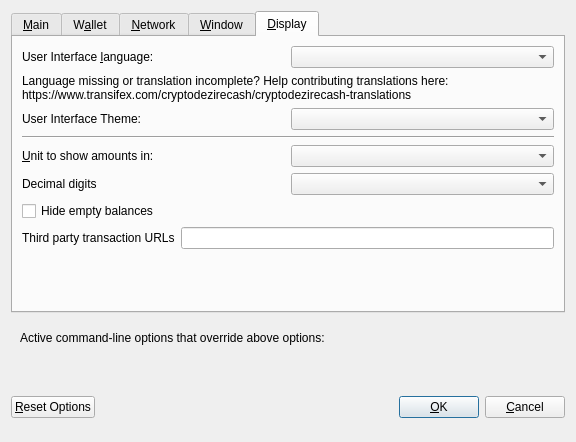
Qt form src/qt/forms/optionsdialog.ui (laurobeleche/CryptoDezireCash) before a commit.
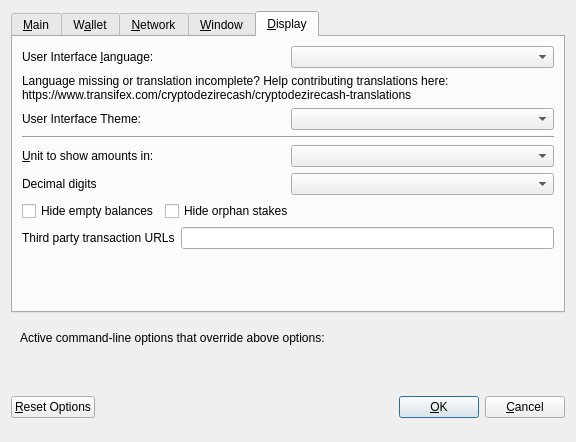
The same form after that commit. The open tabs and pages were chosen to show the change. Custom widgets are drawn as their Qt base class.

Patch:
```diff
--- a/src/qt/forms/optionsdialog.ui
+++ b/src/qt/forms/optionsdialog.ui
@@ -521,7 +521,7 @@
         </widget>
        </item>
        <item>
-        <layout class="QHBoxLayout" name="horizontalLayout_4_Display" stretch="0,0">
+        <layout class="QHBoxLayout" name="horizontalLayout_2_Display" stretch="0,0">
          <item>
           <widget class="QLabel" name="themeLabel">
            <property name="text">
@@ -542,7 +542,7 @@
         </widget>
        </item>
        <item>
-        <layout class="QHBoxLayout" name="horizontalLayout_2_Display">
+        <layout class="QHBoxLayout" name="horizontalLayout_3_Display">
          <item>
           <widget class="QLabel" name="unitLabel">
            <property name="text">
@@ -566,7 +566,7 @@
         </layout>
        </item>
        <item>
-        <layout class="QHBoxLayout" name="horizontalLayout_5_Display">
+        <layout class="QHBoxLayout" name="horizontalLayout_4_Display">
          <item>
           <widget class="QLabel" name="digitsLabel">
            <property name="text">
@@ -580,6 +580,8 @@
         </layout>
        </item>
        <item>
+        <layout class="QHBoxLayout" name="horizontalLayout_5_Display">
+       <item>
         <widget class="QCheckBox" name="checkBoxHideZeroBalances">
          <property name="toolTip">
           <string>Hide empty balances</string>
@@ -593,7 +595,32 @@
         </widget>
        </item>
        <item>
-        <layout class="QHBoxLayout" name="horizontalLayout_3_Display">
+          <widget class="QCheckBox" name="checkBoxHideOrphans">
+           <property name="toolTip">
+            <string>Hide orphan stakes in transaction lists</string>
+           </property>
+           <property name="text">
+            <string>Hide orphan stakes</string>
+           </property>
+          </widget>
+         </item>
+         <item>
+          <spacer name="horizontalSpacer">
+           <property name="orientation">
+            <enum>Qt::Horizontal</enum>
+           </property>
+           <property name="sizeHint" stdset="0">
+            <size>
+             <width>40</width>
+             <height>20</height>
+            </size>
+           </property>
+          </spacer>
+         </item>
+        </layout>
+       </item>
+       <item>
+        <layout class="QHBoxLayout" name="horizontalLayout_6_Display">
          <item>
           <widget class="QLabel" name="thirdPartyTxUrlsLabel">
            <property name="toolTip">
```
Left out of the diff: 2 changed lines with no effect on the pictures.
